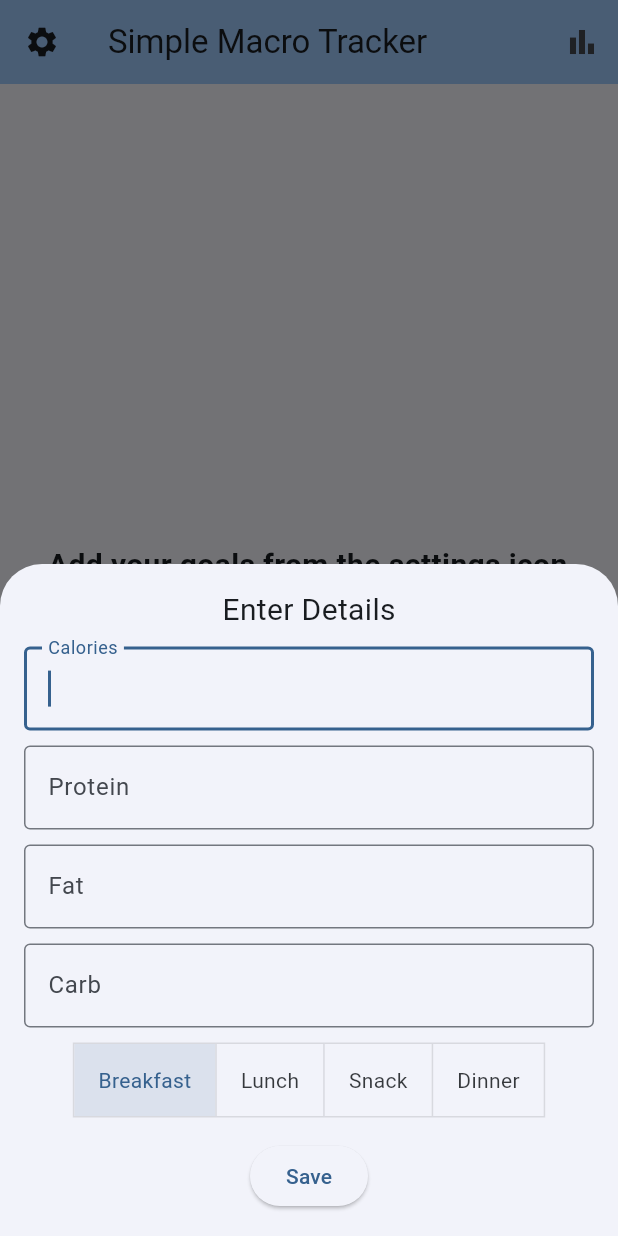
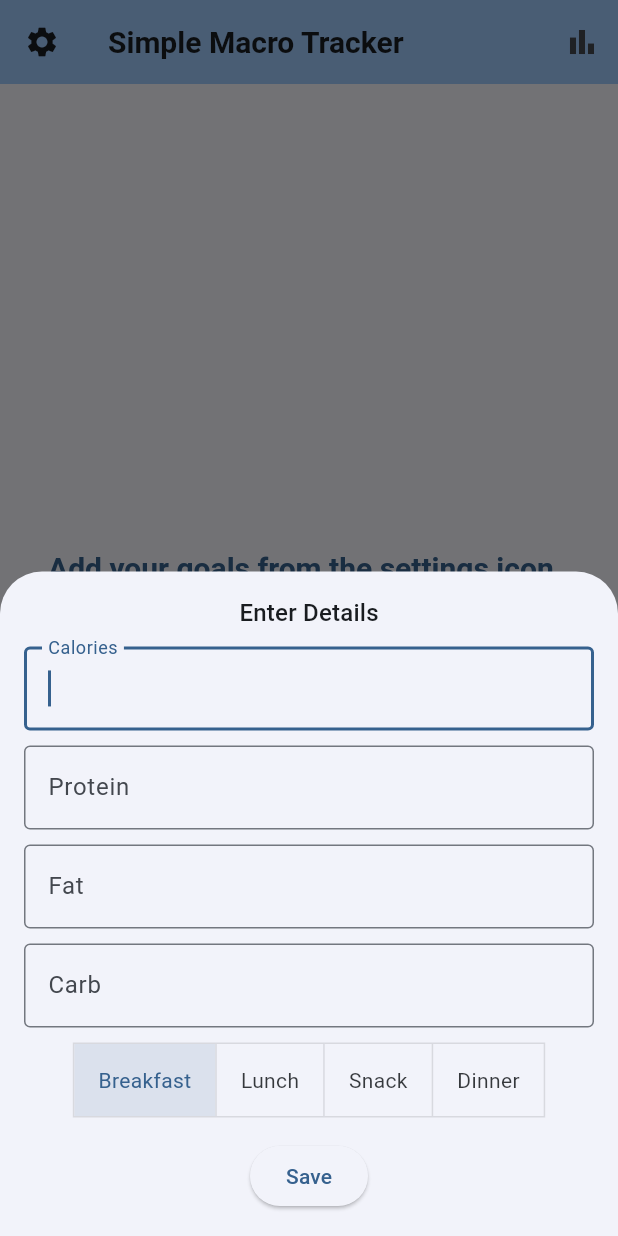
Before and after one commit to maitto/macro_tracker, a Flutter app: the screen it shows after launch, after a tap on the "add" icon, on a phone screen of 412 x 824 dp. Run offline on Flutter 3.47's test engine with Material 3 defaults, Android fonts, the phone set to English and light mode, and no system bars; our stand-ins replace firebase_analytics, firebase_core, shared_preferences; accounts and stored records are empty.

Commit message:
Style updates

```diff
--- a/macro_tracker/lib/main.dart
+++ b/macro_tracker/lib/main.dart
@@ -1,3 +1,4 @@
+import 'package:macro_tracker/utils/size_contants.dart';
 import 'package:macro_tracker/view_models/home_page_view_model.dart';
 import 'package:flutter/material.dart';
 import 'package:flutter_localizations/flutter_localizations.dart';
@@ -39,12 +40,28 @@ class MyApp extends StatelessWidget {
           colorScheme: ColorScheme.fromSeed(
               seedColor: Colors.blue, brightness: Brightness.light),
           useMaterial3: true,
+          textTheme: TextTheme(
+            titleLarge: TextStyle(
+              fontSize: AppFont.xLarge,
+              fontWeight: FontWeight.bold,
+              color: ColorScheme.fromSeed(
+                      seedColor: Colors.blue, brightness: Brightness.light)
+                  .primary,
+            ),
+          ),
         ),
         darkTheme: ThemeData(
           brightness: Brightness.dark,
           colorScheme: ColorScheme.fromSeed(
               seedColor: Colors.blue, brightness: Brightness.dark),
           useMaterial3: true,
+          textTheme: TextTheme(
+            titleLarge: TextStyle(
+              fontSize: AppFont.xLarge,
+              fontWeight: FontWeight.bold,
+              color: Theme.of(context).colorScheme.primary,
+            ),
+          ),
         ),
         themeMode: ThemeMode.system, // Use system theme mode (light/dark)
         home: const HomePage(title: 'Simple Macro Tracker'),
--- a/macro_tracker/lib/utils/size_contants.dart
+++ b/macro_tracker/lib/utils/size_contants.dart
@@ -1,6 +1,8 @@
+import 'package:flutter/material.dart';
+
 class AppSpacing {
   static const double medium = 16;
-    static const double large = 32;
+  static const double large = 32;
 }
 
 class AppFont {
@@ -10,10 +12,18 @@ class AppFont {
   static const double xLarge = 20;
 }
 
-class AppSizedBox {
-  static const double small = 5;
-  static const double medium = 10;
-  static const double large = 15;
-  static const double xLarge = 20;
-  static const double xxLarge = 34;
+class SizedBoxWithWidth {
+  static const SizedBox small = SizedBox(width: 5);
+  static const SizedBox medium = SizedBox(width: 10);
+  static const SizedBox large = SizedBox(width: 15);
+  static const SizedBox xLarge = SizedBox(width: 20);
+  static const SizedBox xxLarge = SizedBox(width: 34);
 }
+
+class SizedBoxWithHeight {
+  static const SizedBox small = SizedBox(height: 5);
+  static const SizedBox medium = SizedBox(height: 10);
+  static const SizedBox large = SizedBox(height: 15);
+  static const SizedBox xLarge = SizedBox(height: 20);
+  static const SizedBox xxLarge = SizedBox(height: 34);
+}
--- a/macro_tracker/lib/view_models/home_page_view_model.dart
+++ b/macro_tracker/lib/view_models/home_page_view_model.dart
@@ -24,21 +24,16 @@ class HomePageViewModel extends ChangeNotifier {
   List<DateTime> _uniqueDates = [];
   Goals _goals = Goals(calorie: 0, protein: 0, fat: 0, carb: 0);
   late PageController _pageController;
-  SharedPreferences? _sharedPreferences;
-  FirebaseAnalytics analytics = FirebaseAnalytics.instance;
+  late SharedPreferences prefs;
 
-  HomePageViewModel([SharedPreferences? sharedPreferences]) {
-    _sharedPreferences = sharedPreferences;
-  }
-
-  void init() {
+  Future<void> init() async {
+    prefs = await SharedPreferences.getInstance();
     _pageController = PageController(initialPage: 0);
     _loadEntries();
     _loadGoals();
   }
 
   Future<void> _loadGoals() async {
-    final prefs = _sharedPreferences ?? await SharedPreferences.getInstance();
     _goals.calorie = prefs.getInt(SharedPreferencesKeys.calorieGoal.name) ?? 0;
     _goals.protein = prefs.getInt(SharedPreferencesKeys.proteinGoal.name) ?? 0;
     _goals.fat = prefs.getInt(SharedPreferencesKeys.fatGoal.name) ?? 0;
@@ -51,7 +46,6 @@ class HomePageViewModel extends ChangeNotifier {
 
   void updateGoals(Goals goals) async {
     _goals = goals;
-    final prefs = _sharedPreferences ?? await SharedPreferences.getInstance();
     prefs.setInt(SharedPreferencesKeys.calorieGoal.name, goals.calorie);
     prefs.setInt(SharedPreferencesKeys.proteinGoal.name, goals.protein);
     prefs.setInt(SharedPreferencesKeys.fatGoal.name, goals.fat);
@@ -63,7 +57,6 @@ class HomePageViewModel extends ChangeNotifier {
   }
 
   Future<void> _loadEntries() async {
-    final prefs = _sharedPreferences ?? await SharedPreferences.getInstance();
     final String? dataString =
         prefs.getString(SharedPreferencesKeys.dataEntries.name);
     if (dataString != null) {
@@ -82,8 +75,6 @@ class HomePageViewModel extends ChangeNotifier {
   }
 
   Future<void> saveEntry(DataEntry newEntry) async {
-    final prefs = _sharedPreferences ?? await SharedPreferences.getInstance();
-
     _entries.add(newEntry);
     _entries.sort((a, b) => b.date.compareTo(a.date));
     _uniqueDates = _entries
@@ -101,8 +92,6 @@ class HomePageViewModel extends ChangeNotifier {
   }
 
   Future<void> deleteEntry(int entryIndex) async {
-    final prefs = _sharedPreferences ?? await SharedPreferences.getInstance();
-
     _entries.removeAt(entryIndex);
     _entries.sort((a, b) => b.date.compareTo(a.date));
     _uniqueDates = _entries
--- a/macro_tracker/lib/views/data_entry_sheet_widget.dart
+++ b/macro_tracker/lib/views/data_entry_sheet_widget.dart
@@ -73,58 +73,21 @@ class DataEntrySheetState extends State<DataEntrySheetContent> {
           child: Column(
             mainAxisSize: MainAxisSize.min,
             children: <Widget>[
-              const Text('Enter Details',
-                  style: TextStyle(fontSize: AppFont.xLarge)),
-              const SizedBox(height: AppSizedBox.medium),
-              TextFormField(
-                focusNode: _caloriesFocusNode,
-                controller: _caloriesController,
-                decoration: const InputDecoration(
-                  labelText: 'Calories',
-                  border: OutlineInputBorder(),
-                ),
-                keyboardType: TextInputType.number,
-                inputFormatters: <TextInputFormatter>[
-                  FilteringTextInputFormatter.digitsOnly,
-                ],
+              Text(
+                'Enter Details',
+                style: Theme.of(context).textTheme.titleMedium,
               ),
-              const SizedBox(height: AppSizedBox.medium),
-              TextFormField(
-                controller: _proteinController,
-                decoration: const InputDecoration(
-                  labelText: 'Protein',
-                  border: OutlineInputBorder(),
-                ),
-                keyboardType: TextInputType.number,
-                inputFormatters: <TextInputFormatter>[
-                  FilteringTextInputFormatter.digitsOnly,
-                ],
-              ),
-              const SizedBox(height: AppSizedBox.medium),
-              TextFormField(
-                controller: _fatController,
-                decoration: const InputDecoration(
-                  labelText: 'Fat',
-                  border: OutlineInputBorder(),
-                ),
-                keyboardType: TextInputType.number,
-                inputFormatters: <TextInputFormatter>[
-                  FilteringTextInputFormatter.digitsOnly,
-                ],
-              ),
-              const SizedBox(height: AppSizedBox.medium),
-              TextFormField(
-                controller: _carbController,
-                decoration: const InputDecoration(
-                  labelText: 'Carb',
-                  border: OutlineInputBorder(),
-                ),
-                keyboardType: TextInputType.number,
-                inputFormatters: <TextInputFormatter>[
-                  FilteringTextInputFormatter.digitsOnly,
-                ],
-              ),
-              const SizedBox(height: AppSizedBox.medium),
+              SizedBoxWithHeight.medium,
+              CaloriesTextFormField(
+                  caloriesFocusNode: _caloriesFocusNode,
+                  caloriesController: _caloriesController),
+              SizedBoxWithHeight.medium,
+              ProteinTextFormField(proteinController: _proteinController),
+              SizedBoxWithHeight.medium,
+              FatTextFormField(fatController: _fatController),
+              SizedBoxWithHeight.medium,
+              CarbTextFormField(carbController: _carbController),
+              SizedBoxWithHeight.medium,
               SegmentedButton<String>(
                 segments: MealType.types,
                 selected: _selectedType,
@@ -134,7 +97,7 @@ class DataEntrySheetState extends State<DataEntrySheetContent> {
                   });
                 },
               ),
-              const SizedBox(height: AppSizedBox.large),
+              SizedBoxWithHeight.large,
               ElevatedButton(
                 onPressed: _saveData,
                 child: const Text('Save'),
@@ -143,6 +106,106 @@ class DataEntrySheetState extends State<DataEntrySheetContent> {
           ),
         ),
       ),
+    );
+  }
+}
+
+class CarbTextFormField extends StatelessWidget {
+  const CarbTextFormField({
+    super.key,
+    required TextEditingController carbController,
+  }) : _carbController = carbController;
+
+  final TextEditingController _carbController;
+
+  @override
+  Widget build(BuildContext context) {
+    return TextFormField(
+      controller: _carbController,
+      decoration: const InputDecoration(
+        labelText: 'Carb',
+        border: OutlineInputBorder(),
+      ),
+      keyboardType: TextInputType.number,
+      inputFormatters: <TextInputFormatter>[
+        FilteringTextInputFormatter.digitsOnly,
+      ],
+    );
+  }
+}
+
+class FatTextFormField extends StatelessWidget {
+  const FatTextFormField({
+    super.key,
+    required TextEditingController fatController,
+  }) : _fatController = fatController;
+
+  final TextEditingController _fatController;
+
+  @override
+  Widget build(BuildContext context) {
+    return TextFormField(
+      controller: _fatController,
+      decoration: const InputDecoration(
+        labelText: 'Fat',
+        border: OutlineInputBorder(),
+      ),
+      keyboardType: TextInputType.number,
+      inputFormatters: <TextInputFormatter>[
+        FilteringTextInputFormatter.digitsOnly,
+      ],
+    );
+  }
+}
+
+class ProteinTextFormField extends StatelessWidget {
+  const ProteinTextFormField({
+    super.key,
+    required TextEditingController proteinController,
+  }) : _proteinController = proteinController;
+
+  final TextEditingController _proteinController;
+
+  @override
+  Widget build(BuildContext context) {
+    return TextFormField(
+      controller: _proteinController,
+      decoration: const InputDecoration(
+        labelText: 'Protein',
+        border: OutlineInputBorder(),
+      ),
+      keyboardType: TextInputType.number,
+      inputFormatters: <TextInputFormatter>[
+        FilteringTextInputFormatter.digitsOnly,
+      ],
+    );
+  }
+}
+
+class CaloriesTextFormField extends StatelessWidget {
+  const CaloriesTextFormField({
+    super.key,
+    required FocusNode caloriesFocusNode,
+    required TextEditingController caloriesController,
+  })  : _caloriesFocusNode = caloriesFocusNode,
+        _caloriesController = caloriesController;
+
+  final FocusNode _caloriesFocusNode;
+  final TextEditingController _caloriesController;
+
+  @override
+  Widget build(BuildContext context) {
+    return TextFormField(
+      focusNode: _caloriesFocusNode,
+      controller: _caloriesController,
+      decoration: const InputDecoration(
+        labelText: 'Calories',
+        border: OutlineInputBorder(),
+      ),
+      keyboardType: TextInputType.number,
+      inputFormatters: <TextInputFormatter>[
+        FilteringTextInputFormatter.digitsOnly,
+      ],
     );
   }
 }
--- a/macro_tracker/lib/views/settings_page_widget.dart
+++ b/macro_tracker/lib/views/settings_page_widget.dart
@@ -90,7 +90,7 @@ class SettingsPageState extends State<SettingsPage> {
               decoration: const InputDecoration(labelText: 'Carb Goal'),
               keyboardType: TextInputType.number,
             ),
-            const SizedBox(height: AppSizedBox.xLarge),
+            SizedBoxWithHeight.xLarge,
             ElevatedButton(
               onPressed: () {
                 _saveGoalsTapped();
```
Also changed, not shown: macro_tracker/lib/views/daily_stats_widget.dart (+26 -30 lines), macro_tracker/lib/views/home_page_widget.dart (+31 -45 lines), macro_tracker/lib/views/weekly_stats_page_widget.dart (+18 -25 lines), 1 other file.
